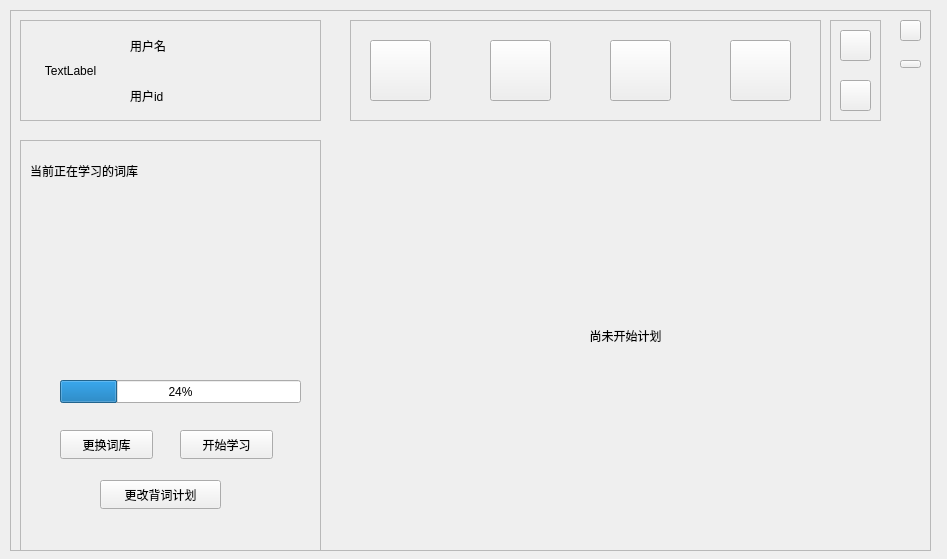
Old version of the form student_main.ui in the repository duoaidaoc/word-memorize-software.
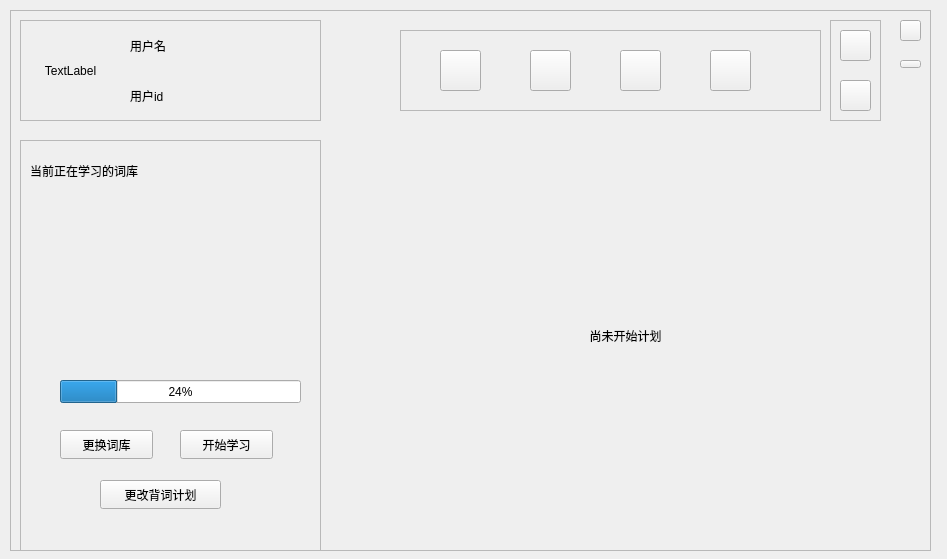
New version of the form.

```diff
--- a/student_main.ui
+++ b/student_main.ui
@@ -290,10 +290,10 @@
    <widget class="QStackedWidget" name="stackedWidget_3">
     <property name="geometry">
      <rect>
-      <x>340</x>
-      <y>10</y>
-      <width>471</width>
-      <height>101</height>
+      <x>390</x>
+      <y>20</y>
+      <width>421</width>
+      <height>81</height>
      </rect>
     </property>
     <property name="currentIndex">
@@ -355,8 +355,8 @@
        <rect>
         <x>0</x>
         <y>0</y>
-        <width>471</width>
-        <height>101</height>
+        <width>421</width>
+        <height>81</height>
        </rect>
       </property>
       <property name="frameShape">
@@ -368,10 +368,10 @@
       <widget class="QPushButton" name="test_btn">
        <property name="geometry">
         <rect>
-         <x>380</x>
+         <x>310</x>
          <y>20</y>
-         <width>61</width>
-         <height>61</height>
+         <width>41</width>
+         <height>41</height>
         </rect>
        </property>
        <property name="toolTip">
@@ -384,10 +384,10 @@
       <widget class="QPushButton" name="task_btn">
        <property name="geometry">
         <rect>
-         <x>260</x>
+         <x>220</x>
          <y>20</y>
-         <width>61</width>
-         <height>61</height>
+         <width>41</width>
+         <height>41</height>
         </rect>
        </property>
        <property name="toolTip">
@@ -400,10 +400,10 @@
       <widget class="QPushButton" name="info_btn">
        <property name="geometry">
         <rect>
-         <x>20</x>
+         <x>40</x>
          <y>20</y>
-         <width>61</width>
-         <height>61</height>
+         <width>41</width>
+         <height>41</height>
         </rect>
        </property>
        <property name="toolTip">
@@ -416,10 +416,10 @@
       <widget class="QPushButton" name="class_btn">
        <property name="geometry">
         <rect>
-         <x>140</x>
+         <x>130</x>
          <y>20</y>
-         <width>61</width>
-         <height>61</height>
+         <width>41</width>
+         <height>41</height>
         </rect>
        </property>
        <property name="toolTip">
```
Left out of the diff: 16 changed lines with no effect on the pictures.
